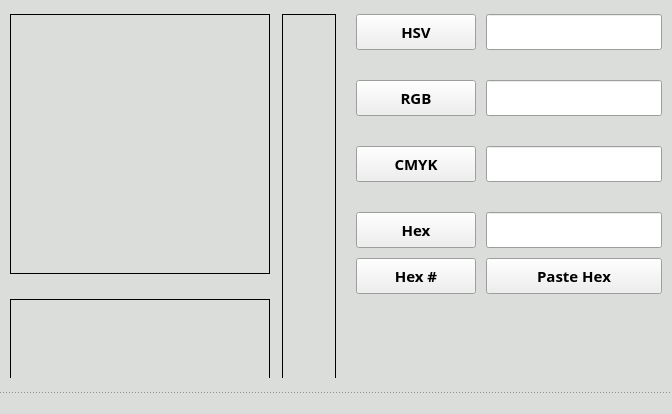
The window that Views/mainwindow.ui (mortalis13/Qt-Color-Picker-Qt) describes before a commit, drawn with Qt 5.
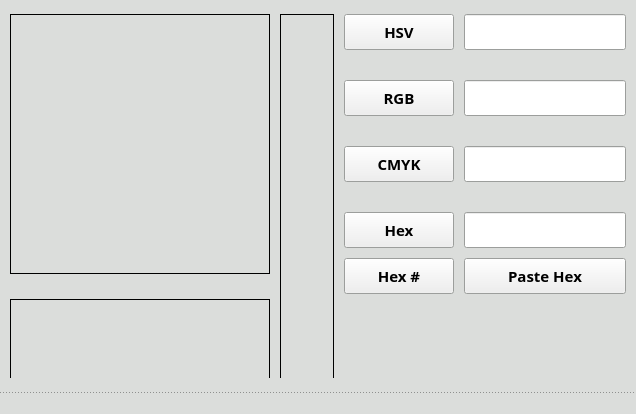
The same window after the commit. Custom widgets are drawn as their Qt base class.

Commit message: 1.0.2 -F1-F6 - copy buttons -F1-F4 - focus text fields -copied text has ',' -sliders layout -paste text in various formats ('1 2 3', '1,2,3', '1, 2, 3') -inc/dec color components by scrolling

Patch:
```diff
--- a/Views/mainwindow.ui
+++ b/Views/mainwindow.ui
@@ -6,7 +6,7 @@
    <rect>
     <x>0</x>
     <y>0</y>
-    <width>672</width>
+    <width>636</width>
     <height>414</height>
    </rect>
   </property>
@@ -18,13 +18,13 @@
   </property>
   <property name="minimumSize">
    <size>
-    <width>672</width>
+    <width>636</width>
     <height>414</height>
    </size>
   </property>
   <property name="maximumSize">
    <size>
-    <width>672</width>
+    <width>636</width>
     <height>414</height>
    </size>
   </property>
@@ -155,7 +155,7 @@
           <enum>Qt::Horizontal</enum>
          </property>
          <property name="sizeType">
-          <enum>QSizePolicy::MinimumExpanding</enum>
+          <enum>QSizePolicy::Fixed</enum>
          </property>
          <property name="sizeHint" stdset="0">
           <size>
@@ -296,7 +296,7 @@
             </property>
             <property name="sizeHint" stdset="0">
              <size>
-              <width>25</width>
+              <width>10</width>
               <height>20</height>
              </size>
             </property>
@@ -318,7 +318,7 @@
          </property>
          <property name="sizeHint" stdset="0">
           <size>
-           <width>20</width>
+           <width>10</width>
            <height>20</height>
           </size>
          </property>
@@ -372,7 +372,7 @@
               </property>
               <property name="minimumSize">
                <size>
-                <width>120</width>
+                <width>110</width>
                 <height>36</height>
                </size>
               </property>
@@ -400,7 +400,7 @@
               </property>
               <property name="minimumSize">
                <size>
-                <width>0</width>
+                <width>160</width>
                 <height>36</height>
                </size>
               </property>
@@ -472,7 +472,7 @@
             <property name="bottomMargin">
              <number>0</number>
             </property>
-            <item alignment="Qt::AlignLeft">
+            <item>
              <widget class="QPushButton" name="bRGB">
               <property name="sizePolicy">
                <sizepolicy hsizetype="Fixed" vsizetype="Fixed">
@@ -482,7 +482,7 @@
               </property>
               <property name="minimumSize">
                <size>
-                <width>120</width>
+                <width>110</width>
                 <height>36</height>
                </size>
               </property>
@@ -510,7 +510,7 @@
               </property>
               <property name="minimumSize">
                <size>
-                <width>0</width>
+                <width>160</width>
                 <height>36</height>
                </size>
               </property>
@@ -549,7 +549,7 @@
            </property>
           </spacer>
          </item>
-         <item alignment="Qt::AlignTop">
+         <item>
           <widget class="QWidget" name="pCMYK" native="true">
            <property name="sizePolicy">
             <sizepolicy hsizetype="Preferred" vsizetype="Preferred">
@@ -589,7 +589,7 @@
               </property>
               <property name="minimumSize">
                <size>
-                <width>120</width>
+                <width>110</width>
                 <height>36</height>
                </size>
               </property>
@@ -617,7 +617,7 @@
               </property>
               <property name="minimumSize">
                <size>
-                <width>0</width>
+                <width>160</width>
                 <height>36</height>
                </size>
               </property>
@@ -686,34 +686,6 @@
             <property name="spacing">
              <number>10</number>
             </property>
-            <item row="0" column="0">
-             <widget class="QPushButton" name="bHex">
-              <property name="sizePolicy">
-               <sizepolicy hsizetype="Fixed" vsizetype="Fixed">
-                <horstretch>0</horstretch>
-                <verstretch>0</verstretch>
-               </sizepolicy>
-              </property>
-              <property name="minimumSize">
-               <size>
-                <width>120</width>
-                <height>36</height>
-               </size>
-              </property>
-              <property name="font">
-               <font>
-                <family>Trebuchet MS</family>
-                <pointsize>11</pointsize>
-                <weight>75</weight>
-                <italic>false</italic>
-                <bold>true</bold>
-               </font>
-              </property>
-              <property name="text">
-               <string>Hex</string>
-              </property>
-             </widget>
-            </item>
             <item row="0" column="1">
              <widget class="ColorText" name="leHex">
               <property name="sizePolicy">
@@ -724,7 +696,7 @@
               </property>
               <property name="minimumSize">
                <size>
-                <width>0</width>
+                <width>160</width>
                 <height>36</height>
                </size>
               </property>
@@ -744,34 +716,6 @@
               </property>
              </widget>
             </item>
-            <item row="1" column="0" alignment="Qt::AlignLeft">
-             <widget class="QPushButton" name="bHexHash">
-              <property name="sizePolicy">
-               <sizepolicy hsizetype="Fixed" vsizetype="Fixed">
-                <horstretch>0</horstretch>
-                <verstretch>0</verstretch>
-               </sizepolicy>
-              </property>
-              <property name="minimumSize">
-               <size>
-                <width>120</width>
-                <height>36</height>
-               </size>
-              </property>
-              <property name="font">
-               <font>
-                <family>Trebuchet MS</family>
-                <pointsize>11</pointsize>
-                <weight>75</weight>
-                <italic>false</italic>
-                <bold>true</bold>
-               </font>
-              </property>
-              <property name="text">
-               <string>Hex #</string>
-              </property>
-             </widget>
-            </item>
             <item row="1" column="1">
              <widget class="QPushButton" name="bPasteHex">
               <property name="minimumSize">
@@ -794,6 +738,62 @@
               </property>
              </widget>
             </item>
+            <item row="0" column="0">
+             <widget class="QPushButton" name="bHex">
+              <property name="sizePolicy">
+               <sizepolicy hsizetype="Fixed" vsizetype="Fixed">
+                <horstretch>0</horstretch>
+                <verstretch>0</verstretch>
+               </sizepolicy>
+              </property>
+              <property name="minimumSize">
+               <size>
+                <width>110</width>
+                <height>36</height>
+               </size>
+              </property>
+              <property name="font">
+               <font>
+                <family>Trebuchet MS</family>
+                <pointsize>11</pointsize>
+                <weight>75</weight>
+                <italic>false</italic>
+                <bold>true</bold>
+               </font>
+              </property>
+              <property name="text">
+               <string>Hex</string>
+              </property>
+             </widget>
+            </item>
+            <item row="1" column="0">
+             <widget class="QPushButton" name="bHexHash">
+              <property name="sizePolicy">
+               <sizepolicy hsizetype="Fixed" vsizetype="Fixed">
+                <horstretch>0</horstretch>
+                <verstretch>0</verstretch>
+               </sizepolicy>
+              </property>
+              <property name="minimumSize">
+               <size>
+                <width>110</width>
+                <height>36</height>
+               </size>
+              </property>
+              <property name="font">
+               <font>
+                <family>Trebuchet MS</family>
+                <pointsize>11</pointsize>
+                <weight>75</weight>
+                <italic>false</italic>
+                <bold>true</bold>
+               </font>
+              </property>
+              <property name="text">
+               <string>Hex #</string>
+              </property>
+             </widget>
+            </item>
            </layout>
           </widget>
          </item>
@@ -824,7 +824,7 @@
            <property name="minimumSize">
             <size>
              <width>0</width>
-             <height>36</height>
+             <height>50</height>
             </size>
            </property>
            <layout class="QHBoxLayout" name="horizontalLayout_5">
@@ -870,7 +870,7 @@
           <enum>Qt::Horizontal</enum>
          </property>
          <property name="sizeType">
-          <enum>QSizePolicy::MinimumExpanding</enum>
+          <enum>QSizePolicy::Minimum</enum>
          </property>
          <property name="sizeHint" stdset="0">
           <size>
```
Left out of the diff: 11 changed lines with no effect on the pictures. The commit also changes 32 other files.
